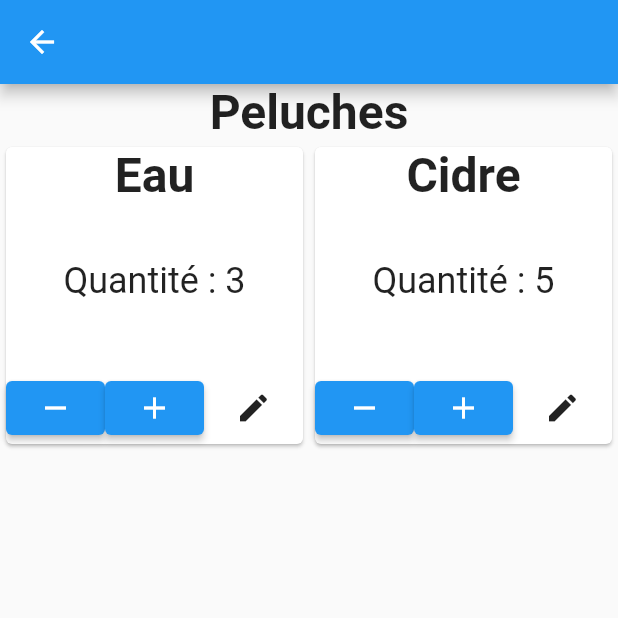
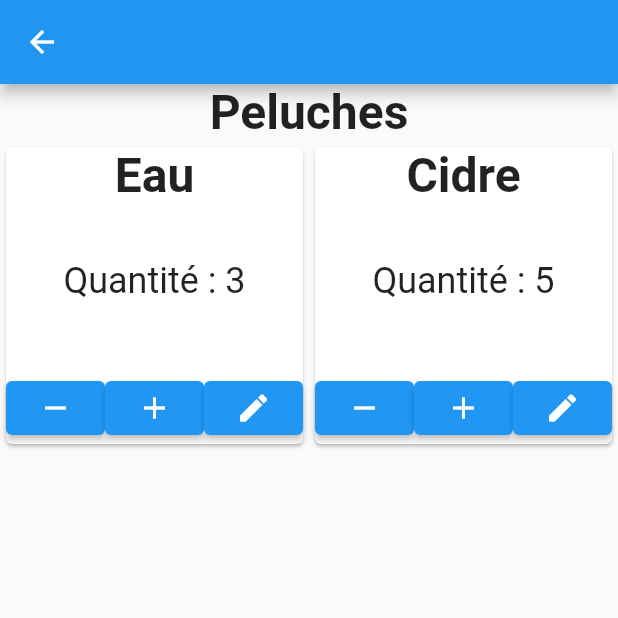
Before and after one commit to Tsekko/inventory_app, a Flutter app: the screen it shows after launch, after a tap on an icon or button, on a phone screen of 412 x 824 dp, the top half of it. Run offline on Flutter 3.47's test engine with Material 2 defaults, Android fonts, the phone set to English and light mode, and no system bars.

Commit message:
:sparkles: Added editing item name

```diff
--- a/lib/productsPage.dart
+++ b/lib/productsPage.dart
@@ -36,6 +36,14 @@ class _ProductInventoryState extends State<ProductInventory> {
   ];
   final _lstBoissons = <Item>[Item(name: "Eau", qty: 3), Item(name: "Cidre", qty: 5)];
   var _lstItem = <Item>[];
+  bool isEditing = false;
+  TextEditingController? _controller;
+
+  @override
+  void initState() {
+    super.initState();
+    _controller = TextEditingController(text: "Test");
+  }
 
   @override
   Widget build(BuildContext context) {
@@ -66,11 +74,16 @@ class _ProductInventoryState extends State<ProductInventory> {
                   return Card(
                     child: Column(children: [
                       Expanded(
-                        child: Text(
+                        child: !isEditing ? Text(
                           _lstItem[index].name,
                           style: const TextStyle(
                               fontSize: 32.0, fontWeight: FontWeight.bold),
                           textAlign: TextAlign.left,
+                        ) : TextField(
+                          controller: _controller,
+                          onSubmitted: (String value) async {setState(() {
+                            _lstItem[index] = _lstItem[index].copyWith(name: value);
+                          });},
                         ),
                       ),
                       Expanded(
@@ -87,7 +100,9 @@ class _ProductInventoryState extends State<ProductInventory> {
                           Expanded(child: ElevatedButton(child: const Icon(Icons.add), onPressed: () {setState(() {
                             _lstItem[index] = _lstItem[index].copyWith(qty: _lstItem[index].qty+1);
                           });},),),
-                          const Expanded(child: Icon(Icons.edit)),
+                          Expanded(child: ElevatedButton(child: Icon(Icons.edit), onPressed: () {setState(() {
+                            isEditing = !isEditing;
+                          });},),),
                         ],
                         mainAxisAlignment: MainAxisAlignment.center,
                       ),
```
